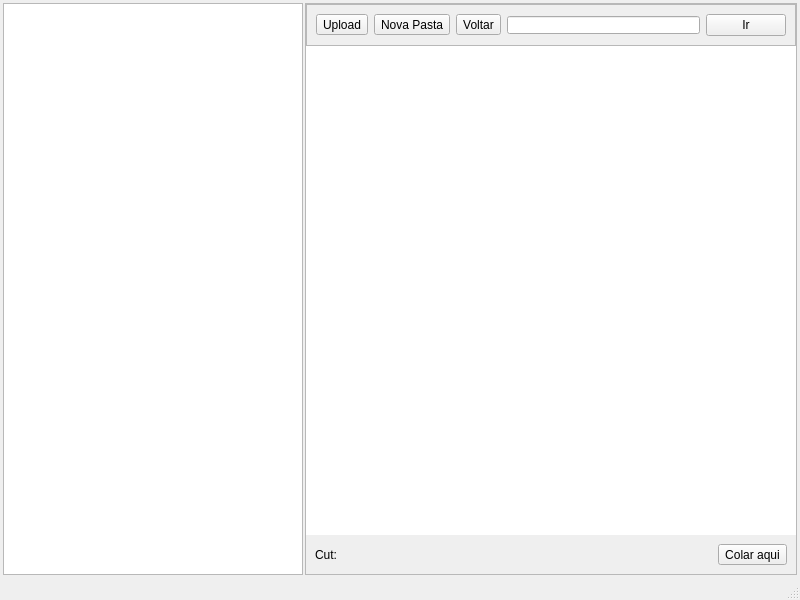
Old version of the form view/tree.ui in the repository antoniofernandodj/mvvm.
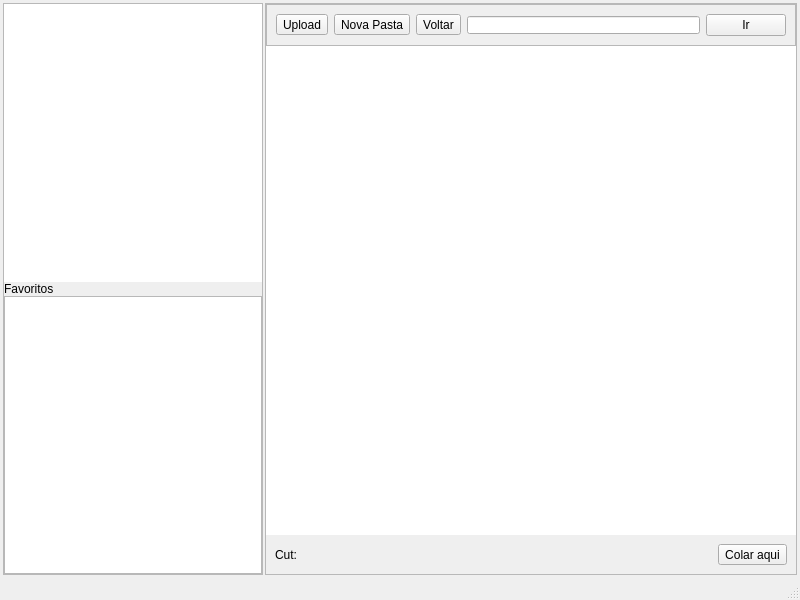
New version of the form.

The edit to the form file:
```diff
--- a/view/tree.ui
+++ b/view/tree.ui
@@ -32,9 +32,15 @@
     </property>
     <item>
      <widget class="QFrame" name="frame_4">
+      <property name="minimumSize">
+       <size>
+        <width>200</width>
+        <height>0</height>
+       </size>
+      </property>
       <property name="maximumSize">
        <size>
-        <width>300</width>
+        <width>260</width>
         <height>16777215</height>
        </size>
       </property>
@@ -67,6 +73,16 @@
          </property>
         </widget>
        </item>
+       <item>
+        <widget class="QLabel" name="label">
+         <property name="text">
+          <string>Favoritos</string>
+         </property>
+        </widget>
+       </item>
+       <item>
+        <widget class="QTreeView" name="favoritos_tree_view"/>
+       </item>
       </layout>
      </widget>
     </item>
```
Left out of the diff: 4 changed lines with no effect on the pictures.
